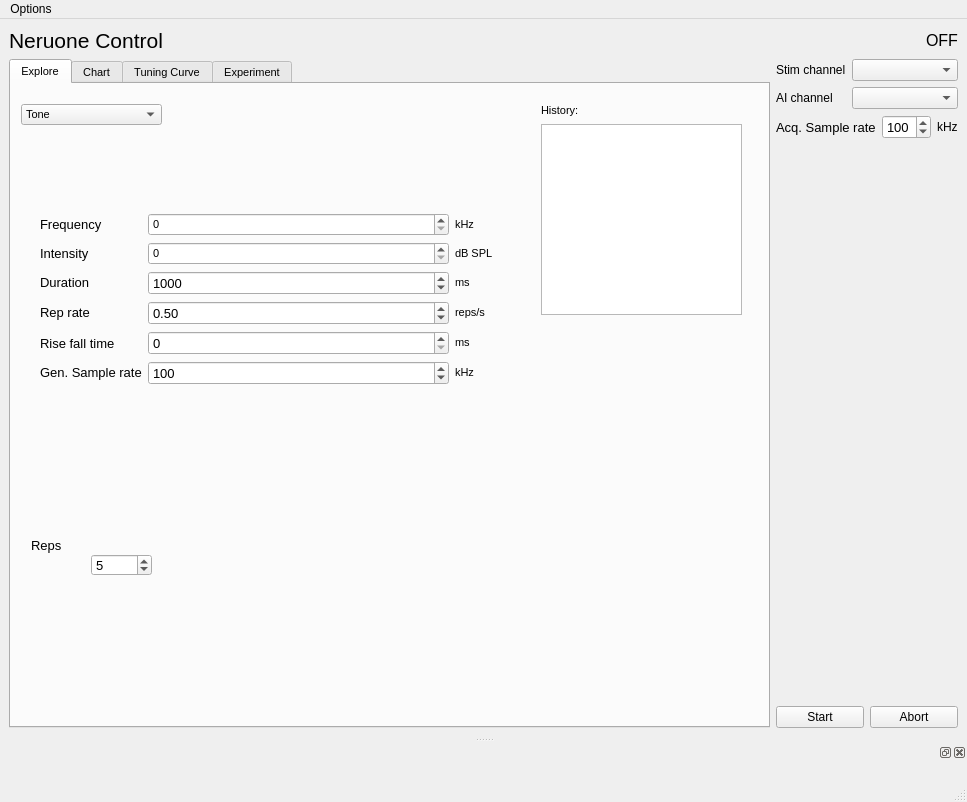
First picture: the form in main/main_control.ui, repository portfors-lab/sparkle, before the edit.
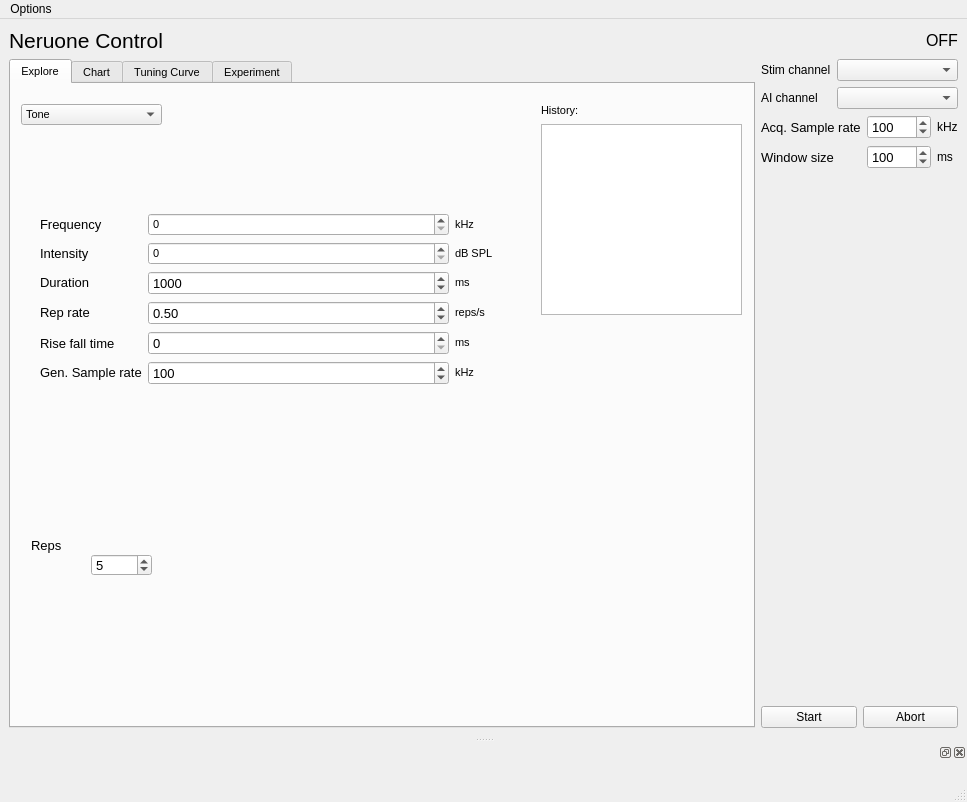
Second picture: the form after the edit. Custom widgets are drawn as their Qt base class.

Commit message: corrected non-rotation resizing behaviour. signal displays in plot. x axis resize to window size on start

Patch:
```diff
--- a/main/main_control.ui
+++ b/main/main_control.ui
@@ -1389,20 +1389,8 @@
          </layout>
         </item>
         <item>
-         <layout class="QHBoxLayout" name="horizontalLayout_3">
-          <item>
-           <widget class="QLabel" name="label">
-            <property name="font">
-             <font>
-              <pointsize>10</pointsize>
-             </font>
-            </property>
-            <property name="text">
-             <string>Acq. Sample rate</string>
-            </property>
-           </widget>
-          </item>
-          <item>
+         <layout class="QGridLayout" name="gridLayout">
+          <item row="0" column="1">
            <widget class="QSpinBox" name="aisr_spnbx">
             <property name="font">
              <font>
@@ -1423,13 +1411,65 @@
             </property>
            </widget>
           </item>
-          <item>
+          <item row="0" column="0">
+           <widget class="QLabel" name="label">
+            <property name="font">
+             <font>
+              <pointsize>10</pointsize>
+             </font>
+            </property>
+            <property name="text">
+             <string>Acq. Sample rate</string>
+            </property>
+           </widget>
+          </item>
+          <item row="0" column="2">
            <widget class="QLabel" name="label_7">
             <property name="text">
              <string>kHz</string>
             </property>
            </widget>
           </item>
+          <item row="1" column="0">
+           <widget class="QLabel" name="label_10">
+            <property name="font">
+             <font>
+              <pointsize>10</pointsize>
+             </font>
+            </property>
+            <property name="text">
+             <string>Window size</string>
+            </property>
+           </widget>
+          </item>
+          <item row="1" column="1">
+           <widget class="QSpinBox" name="windowsz_spnbx">
+            <property name="font">
+             <font>
+              <pointsize>10</pointsize>
+             </font>
+            </property>
+            <property name="minimum">
+             <number>50</number>
+            </property>
+            <property name="maximum">
+             <number>10000</number>
+            </property>
+            <property name="singleStep">
+             <number>50</number>
+            </property>
+            <property name="value">
+             <number>100</number>
+            </property>
+           </widget>
+          </item>
+          <item row="1" column="2">
+           <widget class="QLabel" name="label_11">
+            <property name="text">
+             <string>ms</string>
+            </property>
+           </widget>
+          </item>
          </layout>
         </item>
         <item>
```
The commit also changes 4 other files.
